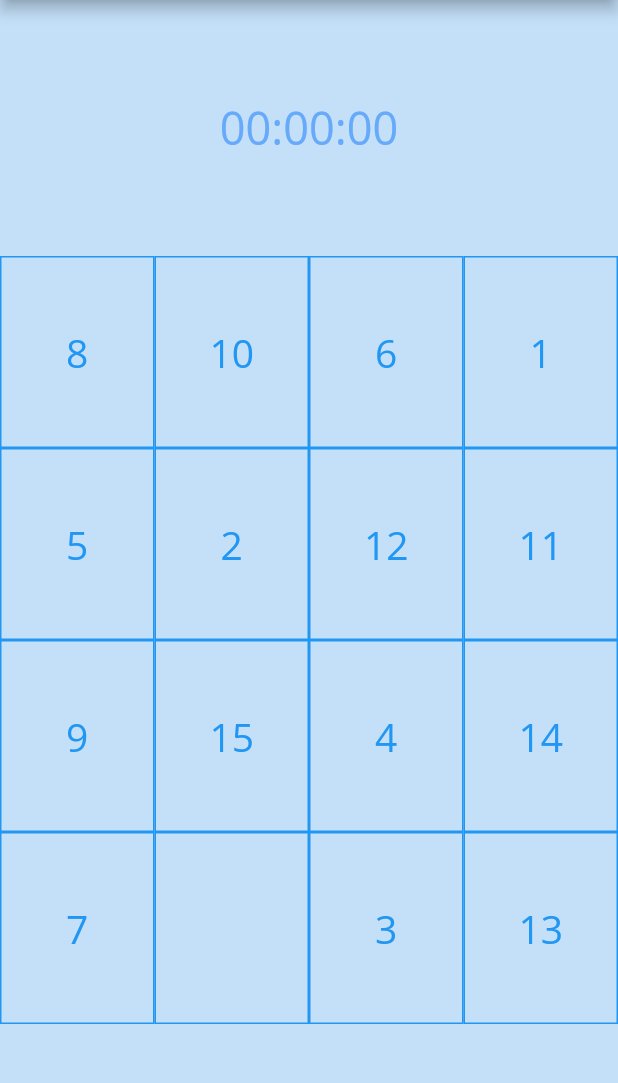
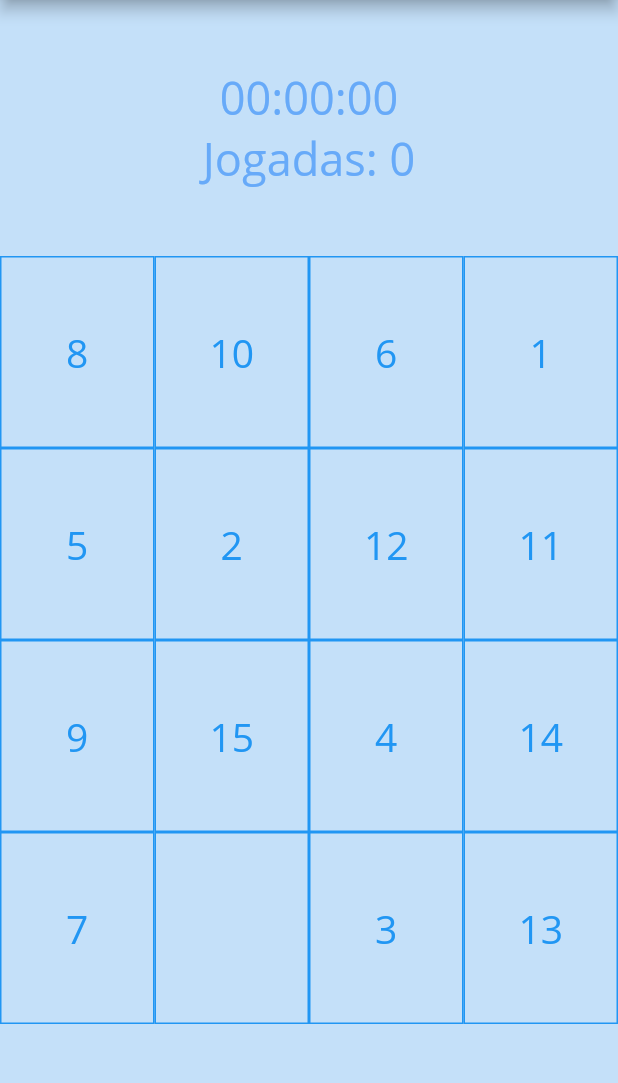
Before and after one commit to maaamorim/xPuzzle, a Flutter app: the screen it shows after launch, after a tap on "Jogar", on a phone screen of 412 x 824 dp, the part 84-1167 px from its top. Run offline on Flutter 3.47's test engine with Material 2 defaults, Android fonts, the phone set to English and light mode, and no system bars.

Commit message:
Adicionar contador de jogadas

```diff
--- a/lib/screens/game/components/number_board.dart
+++ b/lib/screens/game/components/number_board.dart
@@ -6,12 +6,14 @@ import 'package:xPuzzle/constants.dart' as Constants;
 class NumberBoard extends StatefulWidget {
   final String _dificuldade;
   final Function(List<List<String>>) _callbackVerificarVitoria;
+  final Function _callbackQuantidadeJogadas;
 
-  NumberBoard(this._dificuldade, this._callbackVerificarVitoria);
+  NumberBoard(this._dificuldade, this._callbackVerificarVitoria,
+      this._callbackQuantidadeJogadas);
 
   @override
-  _NumberBoardState createState() =>
-      _NumberBoardState(_dificuldade, _callbackVerificarVitoria);
+  _NumberBoardState createState() => _NumberBoardState(
+      _dificuldade, _callbackVerificarVitoria, this._callbackQuantidadeJogadas);
 }
 
 class _NumberBoardState extends State<NumberBoard> {
@@ -22,8 +24,10 @@ class _NumberBoardState extends State<NumberBoard> {
   List<Widget> _widgetMatrizNumeros = List();
 
   Function(List<List<String>>) _callbackVerificarVitoria;
+  Function _callbackQuantidadeJogadas;
 
-  _NumberBoardState(this._dificuldade, this._callbackVerificarVitoria);
+  _NumberBoardState(this._dificuldade, this._callbackVerificarVitoria,
+      this._callbackQuantidadeJogadas);
 
   @override
   void initState() {
@@ -36,6 +40,7 @@ class _NumberBoardState extends State<NumberBoard> {
   /// Callback enviada para os botões que recebe ação de apertar o botão,
   /// indicando o botão apertado em [botao]
   void _apertarBotao(String botao) {
+    _callbackQuantidadeJogadas();
     List<int> _posicao = _recuperarPosicao(botao);
     String _direcao = _direcaoMovimento(_posicao);
     if (_direcao != 'X') {
--- a/lib/screens/game/game_screen.dart
+++ b/lib/screens/game/game_screen.dart
@@ -18,6 +18,7 @@ class _GameScreenState extends State<GameScreen> {
 
   Stopwatch _relogio = Stopwatch();
   String _tempoTranscorrido = '00:00:00';
+  int _quantidadeJogadas = 0;
 
   _GameScreenState(this._dificuldade);
 
@@ -35,6 +36,12 @@ class _GameScreenState extends State<GameScreen> {
     if (mounted) {
       super.setState(fn);
     }
+  }
+
+  void _incrementarQuantidadeJogadas() {
+    setState(() {
+      _quantidadeJogadas++;
+    });
   }
 
   /// Verifica se usuário venceu o jogo, recebendo [matrizNumeros] após
@@ -55,8 +62,11 @@ class _GameScreenState extends State<GameScreen> {
           context: context,
           builder: (_) => AlertDialog(
                 title: Text('Parabéns!'),
-                content: Text(
-                    'Você venceu. Seu tempo foi de: ' + _tempoTranscorrido),
+                content: Text('Você venceu.\n\n'
+                        'Tempo: ' +
+                    _tempoTranscorrido +
+                    '\nQuantidade de Jogadas: ' +
+                    _quantidadeJogadas.toString()),
                 actions: <Widget>[
                   FlatButton(
                       onPressed: () => {
@@ -116,11 +126,16 @@ class _GameScreenState extends State<GameScreen> {
                     Text(
                       _tempoTranscorrido,
                       style: TextStyle(color: Constants.TEXT, fontSize: 30),
+                    ),
+                    Text(
+                      'Jogadas: ' + _quantidadeJogadas.toString(),
+                      style: TextStyle(color: Constants.TEXT, fontSize: 30),
                     )
                   ],
                 ),
                 flex: 2),
-            NumberBoard(_dificuldade, _verificarVitoria),
+            NumberBoard(
+                _dificuldade, _verificarVitoria, _incrementarQuantidadeJogadas),
             Spacer(flex: 1)
           ],
         )));
```
